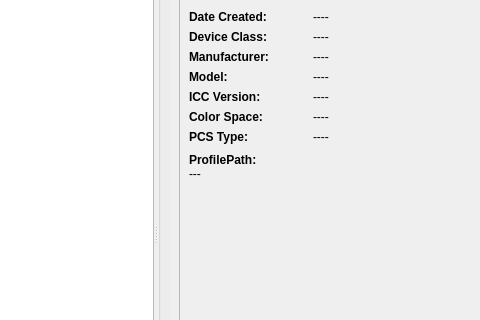
First picture: the form in information/kminfo.ui, repository KDE/kolor-manager, before the edit; both pictures show x 337 to 817 and y 108 to 428 of the 949 by 684 pixel window.
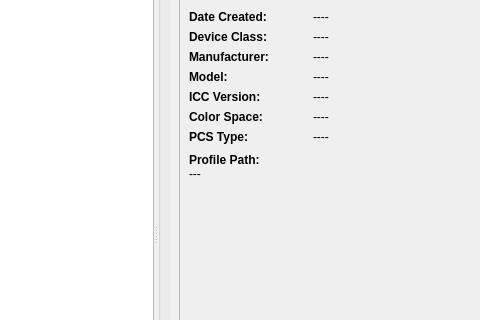
Second picture: the form after the edit.

Commit message: i18n: fix spelling

Patch:
```diff
--- a/information/kminfo.ui
+++ b/information/kminfo.ui
@@ -612,7 +612,7 @@
                      </font>
                     </property>
                     <property name="text">
-                     <string>ProfilePath:</string>
+                     <string>Profile Path:</string>
                     </property>
                    </widget>
                   </item>
```
